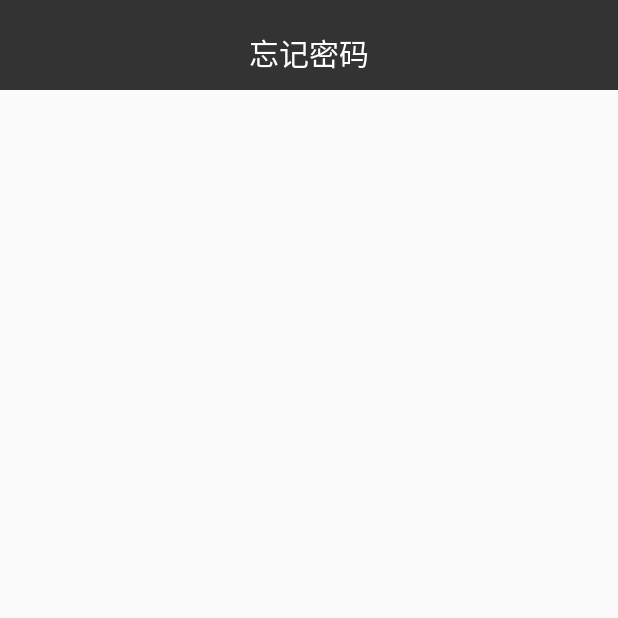
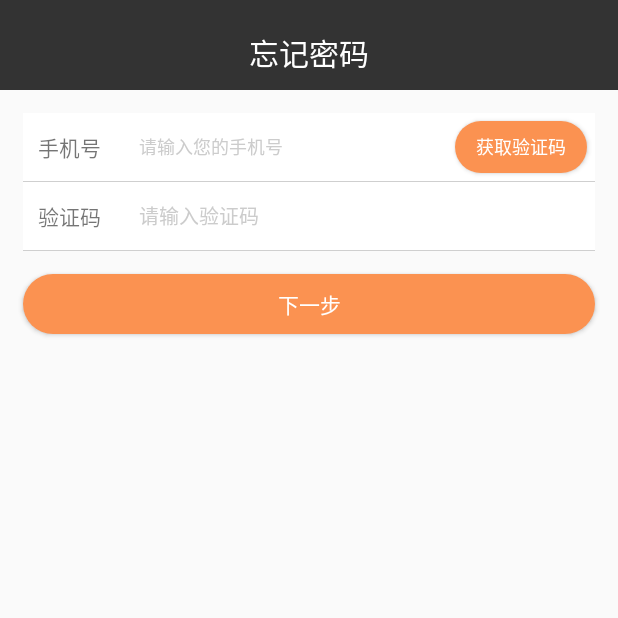
Before and after one commit to shiwobuhaoma/xinze, an Android app: the ForgetPassWordActivity screen opened directly, with no data from a screen before it, on a phone screen of 412 x 824 dp, the top half of it. Run offline under Robolectric (Android 15) with nearby library versions, the phone set to English and light mode, and no system bars; our stand-ins replace ButterKnife, RxJava; libraries missing offline, so code that uses them is left out: com.githang.statusbar, com.trello.rxlifecycle2; network calls fail; 1 statement that could not run was skipped.

Commit message:
重构系统消息相关代码目录规范,找回密码布局

```diff
--- a/app/src/main/AndroidManifest.xml
+++ b/app/src/main/AndroidManifest.xml
@@ -40,7 +40,9 @@
         <activity
             android:name=".module.register.RegisterActivity"
             android:theme="@style/TranslucentTheme" />
-        <activity android:name=".module.forget.ForgetPassWordActivity" />
+        <activity
+            android:name=".module.forget.ForgetPassWordActivity"
+            android:theme="@style/TranslucentTheme" />
         <activity android:name=".module.about.AboutUsActivity" />
         <activity android:name=".module.sysmsg.SystemMsgActivity" />
         <activity
@@ -52,4 +54,4 @@
         <activity android:name=".module.order.OrderDetailActivity" />
     </application>
 
-    </manifest>
+</manifest>
--- a/app/src/main/java/com/xinze/xinze/http/ApiServer.java
+++ b/app/src/main/java/com/xinze/xinze/http/ApiServer.java
@@ -5,7 +5,7 @@ import com.xinze.xinze.http.config.UrlConfig;
 import com.xinze.xinze.http.entity.BaseEntity;
 import com.xinze.xinze.module.login.modle.LoginResponse;
 import com.xinze.xinze.module.main.modle.Banner;
-import com.xinze.xinze.module.main.modle.NotifyEntity;
+import com.xinze.xinze.module.sysmsg.model.NotifyEntity;
 import com.xinze.xinze.module.main.modle.OrderItem;
 import com.xinze.xinze.module.order.modle.OrderDetail;
 import com.xinze.xinze.module.register.Modle.RegisterResponse;
--- a/app/src/main/java/com/xinze/xinze/module/sysmsg/SystemMsgActivity.java
+++ b/app/src/main/java/com/xinze/xinze/module/sysmsg/SystemMsgActivity.java
@@ -11,9 +11,9 @@ import com.scwang.smartrefresh.layout.listener.OnRefreshListener;
 import com.xinze.xinze.App;
 import com.xinze.xinze.R;
 import com.xinze.xinze.base.BaseActivity;
-import com.xinze.xinze.module.main.modle.NotifyEntity;
-import com.xinze.xinze.module.main.presenter.SystemMsgPresenterImp;
-import com.xinze.xinze.module.main.view.ISystemMsgView;
+import com.xinze.xinze.module.sysmsg.model.NotifyEntity;
+import com.xinze.xinze.module.sysmsg.presenter.SystemMsgPresenterImp;
+import com.xinze.xinze.module.sysmsg.view.ISystemMsgView;
 import com.xinze.xinze.module.sysmsg.adapter.SystemMessageAdapter;
 import com.xinze.xinze.widget.SimpleToolbar;
 
@@ -71,7 +71,7 @@ public class SystemMsgActivity extends BaseActivity implements ISystemMsgView {
         super.onResume();
         if (App.mUser.isLogin()){
             opi = new SystemMsgPresenterImp(this, this);
-            opi.getOderList(1, 10);
+            opi.getSystemMsgList(1, 10);
         }
     }
 
@@ -89,7 +89,7 @@ public class SystemMsgActivity extends BaseActivity implements ISystemMsgView {
             public void onRefresh(@NonNull RefreshLayout refreshLayout) {
                 pageNo = 1;
                 if (App.mUser.isLogin()) {
-                    opi.getOderList(pageNo, pageSize);
+                    opi.getSystemMsgList(pageNo, pageSize);
                 } else {
                     refreshLayout.finishRefresh();
                 }
@@ -101,7 +101,7 @@ public class SystemMsgActivity extends BaseActivity implements ISystemMsgView {
             public void onLoadMore(@NonNull RefreshLayout refreshLayout) {
                 if (App.mUser.isLogin()) {
                     pageNo++;
-                    opi.getOderList(pageNo, pageSize);
+                    opi.getSystemMsgList(pageNo, pageSize);
                 } else {
                     refreshLayout.finishLoadMore();
                 }
--- a/app/src/main/java/com/xinze/xinze/module/sysmsg/adapter/SystemMessageAdapter.java
+++ b/app/src/main/java/com/xinze/xinze/module/sysmsg/adapter/SystemMessageAdapter.java
@@ -1,6 +1,5 @@
 package com.xinze.xinze.module.sysmsg.adapter;
 
-import android.content.Context;
 import android.graphics.Color;
 import android.support.annotation.NonNull;
 import android.support.v7.widget.RecyclerView;
@@ -12,8 +11,8 @@ import android.widget.TextView;
 
 import com.xinze.xinze.R;
 import com.xinze.xinze.config.AppConfig;
-import com.xinze.xinze.module.main.modle.NotifyEntity;
-import com.xinze.xinze.module.main.presenter.SystemMsgPresenterImp;
+import com.xinze.xinze.module.sysmsg.model.NotifyEntity;
+import com.xinze.xinze.module.sysmsg.presenter.SystemMsgPresenterImp;
 import com.xinze.xinze.module.sysmsg.SystemMsgActivity;
 import com.xinze.xinze.utils.DialogUtil;
 
--- a/app/src/main/java/com/xinze/xinze/module/main/modle/NotifyEntity.java
+++ b/app/src/main/java/com/xinze/xinze/module/sysmsg/model/NotifyEntity.java
@@ -1,4 +1,4 @@
-package com.xinze.xinze.module.main.modle;
+package com.xinze.xinze.module.sysmsg.model;
 
 import java.io.Serializable;
 
--- a/app/src/main/java/com/xinze/xinze/module/sysmsg/SystemMessage.java
+++ b/app/src/main/java/com/xinze/xinze/module/sysmsg/model/SystemMessage.java
@@ -1,4 +1,4 @@
-package com.xinze.xinze.module.sysmsg;
+package com.xinze.xinze.module.sysmsg.model;
 
 /**
  * @author lxf
--- a/app/src/main/java/com/xinze/xinze/module/main/presenter/ISystemMsgPresenter.java
+++ b/app/src/main/java/com/xinze/xinze/module/sysmsg/presenter/ISystemMsgPresenter.java
@@ -1,10 +1,10 @@
-package com.xinze.xinze.module.main.presenter;
+package com.xinze.xinze.module.sysmsg.presenter;
 
-import com.xinze.xinze.module.main.view.ISystemMsgView;
+import com.xinze.xinze.module.sysmsg.view.ISystemMsgView;
 import com.xinze.xinze.module.sysmsg.adapter.SystemMessageAdapter;
 import com.xinze.xinze.mvpbase.BasePresenter;
 
 public interface ISystemMsgPresenter extends BasePresenter<ISystemMsgView>{
-    void getOderList(int pageNo, int pageSize);
+    void getSystemMsgList(int pageNo, int pageSize);
     void markReaded(String msgId, SystemMessageAdapter.ViewHolder holder);
 }
--- a/app/src/main/java/com/xinze/xinze/module/main/presenter/SystemMsgPresenterImp.java
+++ b/app/src/main/java/com/xinze/xinze/module/sysmsg/presenter/SystemMsgPresenterImp.java
@@ -1,4 +1,4 @@
-package com.xinze.xinze.module.main.presenter;
+package com.xinze.xinze.module.sysmsg.presenter;
 
 import android.content.Context;
 import android.graphics.Color;
@@ -8,8 +8,8 @@ import com.xinze.xinze.config.AppConfig;
 import com.xinze.xinze.http.RetrofitFactory;
 import com.xinze.xinze.http.entity.BaseEntity;
 import com.xinze.xinze.http.observer.BaseObserver;
-import com.xinze.xinze.module.main.modle.NotifyEntity;
-import com.xinze.xinze.module.main.view.ISystemMsgView;
+import com.xinze.xinze.module.sysmsg.model.NotifyEntity;
+import com.xinze.xinze.module.sysmsg.view.ISystemMsgView;
 import com.xinze.xinze.module.sysmsg.SystemMsgActivity;
 import com.xinze.xinze.module.sysmsg.adapter.SystemMessageAdapter;
 import com.xinze.xinze.mvpbase.BasePresenterImpl;
@@ -34,7 +34,7 @@ public class SystemMsgPresenterImp extends BasePresenterImpl<ISystemMsgView> imp
     }
 
     @Override
-    public void getOderList(int pageNo, int pageSize) {
+    public void getSystemMsgList(int pageNo, int pageSize) {
         Map<String, String> headers = new HashMap<>(2);
         headers.put("sessionid", App.mUser.getSessionid());
         headers.put("userid", App.mUser.getId());
--- a/app/src/main/java/com/xinze/xinze/module/main/view/ISystemMsgView.java
+++ b/app/src/main/java/com/xinze/xinze/module/sysmsg/view/ISystemMsgView.java
@@ -1,4 +1,4 @@
-package com.xinze.xinze.module.main.view;
+package com.xinze.xinze.module.sysmsg.view;
 
 import com.xinze.xinze.mvpbase.BaseView;
 
--- a/app/src/main/res/layout/forget_activity.xml
+++ b/app/src/main/res/layout/forget_activity.xml
@@ -8,5 +8,116 @@
         android:id="@+id/forget_tool_bar"
         android:layout_width="match_parent"
         android:layout_height="@dimen/toolbar_height" />
+    <LinearLayout
+        android:id="@+id/register_phone_number_layout"
+        android:layout_width="fill_parent"
+        android:layout_height="45dp"
+        android:layout_marginEnd="15dp"
+        android:layout_marginStart="15dp"
+        android:layout_marginTop="15dp"
+        android:background="@color/white"
+        android:orientation="horizontal">
+
+        <TextView
+            android:id="@+id/phone_number_tv"
+            android:layout_width="wrap_content"
+            android:layout_height="wrap_content"
+            android:layout_gravity="center"
+            android:gravity="center"
+            android:padding="10dp"
+            android:text="@string/phone_number"
+            android:textSize="14sp" />
+
+        <EditText
+            android:id="@+id/register_phone_number_et"
+            android:layout_width="0dp"
+            android:layout_height="wrap_content"
+            android:layout_gravity="center"
+            android:layout_marginStart="5dp"
+            android:layout_weight="1"
+            android:background="@null"
+            android:hint="@string/input_phone_number"
+            android:inputType="phone"
+            android:maxLines="1"
+            android:padding="10dp"
+            android:textColorHint="@color/hint_color"
+            android:textSize="12sp" />
+
+        <Button
+            android:id="@+id/get_verification_code_bt"
+            android:layout_width="wrap_content"
+            android:layout_height="wrap_content"
+            android:layout_gravity="center"
+            android:layout_margin="5dp"
+            android:background="@drawable/circle_blue_button"
+            android:text="@string/get_verification_code"
+            android:textColor="@color/white"
+            android:textSize="12sp" />
+
+    </LinearLayout>
+
+    <View
+        android:layout_width="match_parent"
+        android:layout_height="1px"
+        android:layout_marginEnd="15dp"
+        android:layout_marginStart="15dp"
+        android:background="@color/gray_line" />
+
+    <LinearLayout
+        android:id="@+id/register_verification_code_layout"
+        android:layout_width="fill_parent"
+        android:layout_height="45dp"
+        android:layout_marginEnd="15dp"
+        android:layout_marginStart="15dp"
+        android:background="@color/white"
+        android:orientation="horizontal">
+
+        <TextView
+            android:id="@+id/verification_code_tv"
+            android:layout_width="wrap_content"
+            android:layout_height="wrap_content"
+            android:layout_gravity="center"
+            android:gravity="center"
+            android:padding="10dp"
+            android:text="@string/verification_code"
+            android:textSize="14sp" />
+
+        <EditText
+            android:id="@+id/verification_code_et"
+            android:layout_width="fill_parent"
+            android:layout_height="wrap_content"
+            android:layout_gravity="center"
+            android:layout_marginStart="5dp"
+            android:background="@null"
+            android:hint="@string/input_verification_code"
+            android:maxLines="1"
+            android:padding="10dp"
+            android:textColorHint="@color/hint_color"
+            android:textSize="13sp" />
+    </LinearLayout>
+
+    <View
+        android:layout_width="match_parent"
+        android:layout_height="1px"
+        android:layout_marginEnd="15dp"
+        android:layout_marginStart="15dp"
+        android:background="@color/gray_line" />
+
+
+
+
+    <Button
+        android:id="@+id/register"
+        android:layout_width="fill_parent"
+        android:layout_height="40dp"
+        android:layout_marginLeft="15dp"
+        android:layout_marginRight="15dp"
+        android:layout_marginTop="15dp"
+        android:background="@drawable/circle_blue_button"
+        android:clickable="true"
+        android:gravity="center"
+        android:text="@string/next_setp"
+        android:textColor="@color/white"
+        android:textSize="14sp" />
 
 </LinearLayout>
--- a/app/src/main/res/values/strings.xml
+++ b/app/src/main/res/values/strings.xml
@@ -149,4 +149,5 @@ compile com.android.support:design:25.0.1
 
 
     <string name="register_read_service"><Data><![CDATA[我已仔细阅读并同意《<font color="#52affc">服务协议</font>》]]></Data></string>
+    <string name="next_setp">下一步</string>
 </resources>
```
